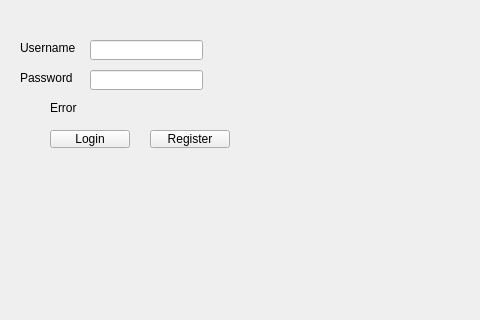
Qt form loginwindow.ui (JanaKHafez/CSCE1102A1) before a commit; both pictures show x 0 to 480 and y 0 to 320 of the 800 by 600 pixel window.
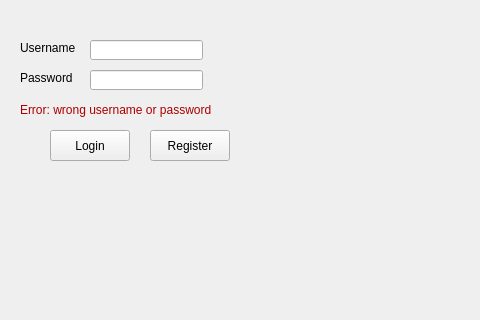
The same form after that commit.

Diff of the .ui file:
```diff
--- a/loginwindow.ui
+++ b/loginwindow.ui
@@ -20,7 +20,7 @@
       <x>50</x>
       <y>130</y>
       <width>80</width>
-      <height>18</height>
+      <height>31</height>
      </rect>
     </property>
     <property name="text">
@@ -33,7 +33,7 @@
       <x>150</x>
       <y>130</y>
       <width>80</width>
-      <height>18</height>
+      <height>31</height>
      </rect>
     </property>
     <property name="text">
@@ -92,14 +92,14 @@
    <widget class="QLabel" name="labelError">
     <property name="geometry">
      <rect>
-      <x>50</x>
+      <x>20</x>
       <y>100</y>
-      <width>221</width>
-      <height>16</height>
+      <width>231</width>
+      <height>20</height>
      </rect>
     </property>
     <property name="text">
-     <string>Error</string>
+     <string>&lt;html&gt;&lt;head/&gt;&lt;body&gt;&lt;p&gt;&lt;span style=&quot; color:#aa0000;&quot;&gt;Error: wrong username or password&lt;/span&gt;&lt;/p&gt;&lt;/body&gt;&lt;/html&gt;</string>
     </property>
    </widget>
   </widget>
```
Left out of the diff: 2 changed lines with no effect on the pictures.
